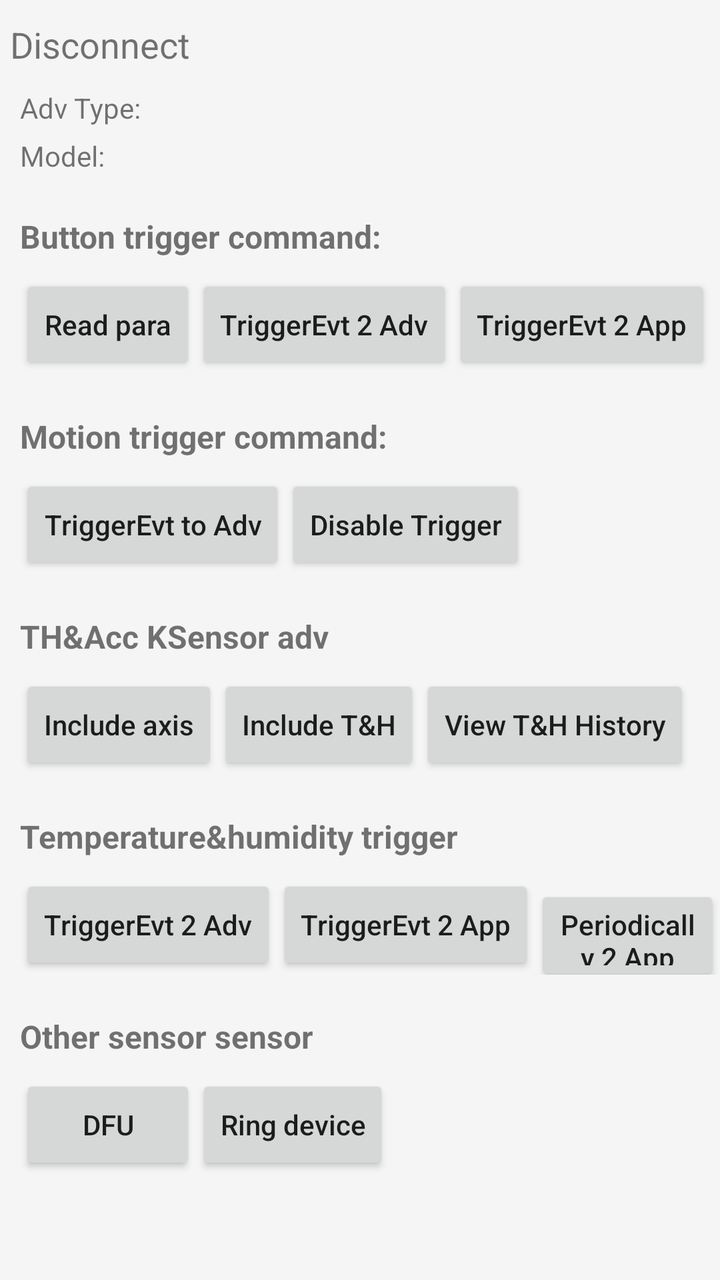
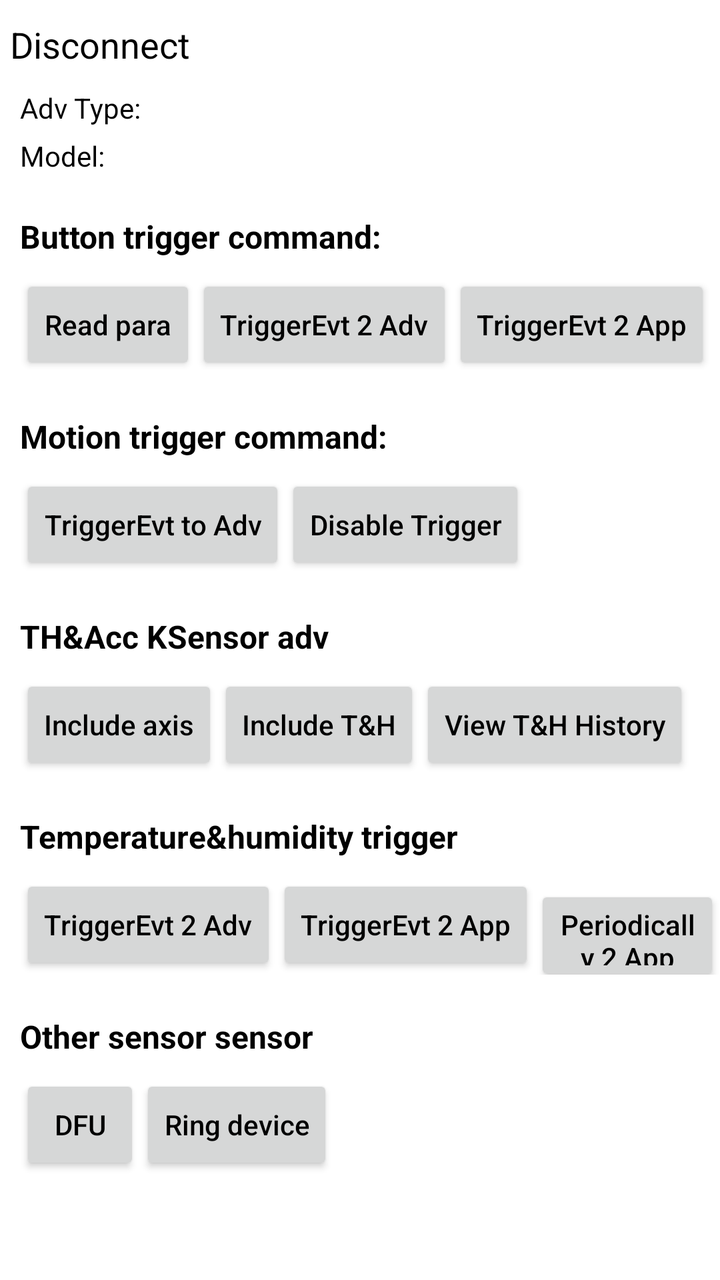

Before-and-after screenshots of an Android layout around one commit, followed by the original layout XML and the change that was made.
<!-- AndroidManifest.xml: application theme IosTheme -->
<!-- res/layout/device_pannel.xml -->
<LinearLayout xmlns:android="http://schemas.android.com/apk/res/android"
    xmlns:tools="http://schemas.android.com/tools"
    android:layout_width="match_parent"
    android:layout_height="match_parent"
    android:orientation="vertical"
    android:fitsSystemWindows="true">


    <TextView
        android:id="@+id/connection_states"
        android:layout_width="wrap_content"
        android:layout_height="wrap_content"
        android:layout_marginLeft="5dp"
        android:layout_marginTop="10dp"
        android:text="@string/disconnected"
        android:textSize="18sp" />


    <ScrollView
        android:layout_width="match_parent"
        android:layout_height="wrap_content">
        <LinearLayout
            android:id="@+id/beaconConnSetting"
            android:layout_width="match_parent"
            android:layout_height="wrap_content"
            android:layout_marginLeft="10dp"
            android:orientation="vertical">

            <LinearLayout
                android:layout_width="match_parent"
                android:layout_height="wrap_content"
                android:layout_marginTop="10dp"
                android:orientation="vertical"
                android:visibility="visible">


                <LinearLayout
                    android:layout_width="match_parent"
                    android:layout_height="wrap_content"
                    android:orientation="horizontal">

                    <TextView
                        android:layout_width="wrap_content"
                        android:layout_height="wrap_content"
                        android:text="@string/BEACON_ADV_TYPE" />

                    <TextView
                        android:id="@+id/beaconAdvType"
                        android:layout_width="wrap_content"
                        android:layout_height="wrap_content" />

                </LinearLayout>


                <LinearLayout
                    android:layout_width="match_parent"
                    android:layout_height="wrap_content"
                    android:layout_marginTop="5dp"
                    android:orientation="horizontal">

                    <TextView
                        android:layout_width="wrap_content"
                        android:layout_height="wrap_content"
                        android:text="@string/BEACON_MODEL_TYPE" />

                    <TextView
                        android:id="@+id/beaconModle"
                        android:layout_width="wrap_content"
                        android:layout_height="wrap_content" />

                </LinearLayout>

            </LinearLayout>






            <TextView
                android:layout_width="match_parent"
                android:layout_height="30dp"
                android:layout_marginTop="20dp"
                android:text="@string/button_trigger_command"
                android:textSize="16sp"
                android:textStyle="bold" />

            <LinearLayout
                android:layout_width="fill_parent"
                android:layout_height="wrap_content"
                android:layout_marginTop="0dp"
                android:gravity="left"
                android:orientation="horizontal"
                android:weightSum="1.0">


                <Button
                    android:id="@+id/readBtnTriggerPara"
                    android:layout_width="wrap_content"
                    android:layout_height="50dp"
                    android:text="@string/read_btn_trigger"
                    android:textAllCaps="false" />

                <Button
                    android:id="@+id/enableBtnAdvTrigger"
                    android:layout_width="wrap_content"
                    android:layout_height="50dp"
                    android:text="@string/enable_btn_trigger_to_adv"
                    android:textAllCaps="false" />

                <Button
                    android:id="@+id/enableBtnAppTrigger"
                    android:layout_width="wrap_content"
                    android:layout_height="50dp"
                    android:text="@string/enable_btn_trigger_to_app"
                    android:textAllCaps="false" />

            </LinearLayout>

            <TextView
                android:layout_width="match_parent"
                android:layout_height="30dp"
                android:layout_marginTop="20dp"
                android:text="@string/motion_sensor_command"
                android:textSize="16sp"
                android:textStyle="bold" />


            <LinearLayout
                android:layout_width="fill_parent"
                android:layout_height="wrap_content"
                android:layout_marginTop="0dp"
                android:gravity="left"
                android:orientation="horizontal"
                android:weightSum="1.0">



                <Button
                    android:id="@+id/enableAccTrigger"
                    android:layout_width="wrap_content"
                    android:layout_height="50dp"
                    android:text="@string/ENABLE_MOTION_TRIGGER"
                    android:textAllCaps="false" />

                <Button
                    android:id="@+id/disableAccAppTrigger"
                    android:layout_width="wrap_content"
                    android:layout_height="50dp"
                    android:text="@string/disable_motion_trigger"
                    android:textAllCaps="false" />



            </LinearLayout>

            <TextView
                android:layout_width="match_parent"
                android:layout_height="30dp"
                android:layout_marginTop="20dp"
                android:text="@string/temp_humidity_sensor_command"
                android:textSize="16sp"
                android:textStyle="bold" />


            <LinearLayout
                android:layout_width="fill_parent"
                android:layout_height="wrap_content"
                android:layout_marginTop="0dp"
                android:gravity="left"
                android:orientation="horizontal"
                android:weightSum="1.0">

                <Button
                    android:id="@+id/enableAccAdvertisement"
                    android:layout_width="wrap_content"
                    android:layout_height="50dp"
                    android:text="@string/ENABLE_AXIS_ADVERTISEMENT"
                    android:textAllCaps="false" />

                <Button
                    android:id="@+id/enableTHAdvertisement"
                    android:layout_width="wrap_content"
                    android:layout_height="50dp"
                    android:text="@string/ENABLE_HT_ADVERTISEMENT"
                    android:textAllCaps="false" />


                <Button
                    android:id="@+id/viewTHDataHistory"
                    android:layout_width="wrap_content"
                    android:layout_height="50dp"
                    android:text="@string/VIEW_TEMP_HUMIDITY_HISTORY"
                    android:textAllCaps="false" />

            </LinearLayout>


            <TextView
                android:layout_width="match_parent"
                android:layout_height="30dp"
                android:layout_marginTop="20dp"
                android:text="@string/temp_humidity_sensor_trigger"
                android:textSize="16sp"
                android:textStyle="bold" />

            <LinearLayout
                android:layout_width="fill_parent"
                android:layout_height="wrap_content"
                android:layout_marginTop="0dp"
                android:gravity="left"
                android:orientation="horizontal"
                android:weightSum="1.0">

                <Button
                    android:id="@+id/enableTHChangeTriggerEvtRpt2Adv"
                    android:layout_width="wrap_content"
                    android:layout_height="50dp"
                    android:text="@string/enable_th_trigger_adv"
                    android:textAllCaps="false" />


                <Button
                    android:id="@+id/enableTHChangeTriggerEvtRpt2App"
                    android:layout_width="wrap_content"
                    android:layout_height="50dp"
                    android:text="@string/enable_th_change_report"
                    android:textAllCaps="false" />
                <Button
                    android:id="@+id/enablePeriodicallyTHDataToApp"
                    android:layout_width="wrap_content"
                    android:layout_height="50dp"
                    android:text="@string/enable_th_periodically_report"
                    android:textAllCaps="false" />


            </LinearLayout>


            <TextView
                android:layout_width="match_parent"
                android:layout_height="30dp"
                android:layout_marginTop="20dp"
                android:text="@string/other_sensor_command"
                android:textSize="16sp"
                android:textStyle="bold" />


            <LinearLayout
                android:layout_width="fill_parent"
                android:layout_height="wrap_content"
                android:layout_marginTop="0dp"
                android:gravity="left"
                android:orientation="horizontal"
                android:weightSum="1.0">


                <Button
                    android:id="@+id/dfuDevice"
                    android:layout_width="wrap_content"
                    android:layout_height="50dp"
                    android:text="@string/kb_dfu_device" />


                <Button
                    android:id="@+id/ringDevice"
                    android:layout_width="wrap_content"
                    android:layout_height="50dp"
                    android:text="@string/ring_device_btn_title"
                    android:textAllCaps="false" />


            </LinearLayout>


        </LinearLayout>
    </ScrollView>
</LinearLayout>
<!-- resources referenced by this layout -->
<resources>
  <string name="BEACON_ADV_TYPE">Adv Type:</string>
  <string name="BEACON_MODEL_TYPE">Model:</string>
  <string name="ENABLE_AXIS_ADVERTISEMENT">Include axis</string>
  <string name="ENABLE_HT_ADVERTISEMENT">Include T&amp;H</string>
  <string name="ENABLE_MOTION_TRIGGER">TriggerEvt to Adv</string>
  <string name="VIEW_TEMP_HUMIDITY_HISTORY">View T&amp;H History</string>
  <string name="button_trigger_command">Button trigger command:</string>
  <string name="disable_motion_trigger">Disable Trigger</string>
  <string name="disconnected">Disconnect</string>
  <string name="enable_btn_trigger_to_adv">TriggerEvt 2 Adv</string>
  <string name="enable_btn_trigger_to_app">TriggerEvt 2 App</string>
  <string name="enable_th_change_report">TriggerEvt 2 App</string>
  <string name="enable_th_periodically_report">Periodically 2 App</string>
  <string name="enable_th_trigger_adv">TriggerEvt 2 Adv</string>
  <string name="kb_dfu_device">Dfu</string>
  <string name="motion_sensor_command">Motion trigger command:</string>
  <string name="other_sensor_command">Other sensor sensor</string>
  <string name="read_btn_trigger">Read para</string>
  <string name="ring_device_btn_title">Ring device</string>
  <string name="temp_humidity_sensor_command">TH&amp;Acc KSensor adv</string>
  <string name="temp_humidity_sensor_trigger">Temperature&amp;humidity trigger</string>
  <style name="IosTheme" parent="Theme.AppCompat.Light">
          <item name="colorPrimary">?android:attr/colorButtonNormal</item>
          <item name="colorPrimaryDark">@color/colorPrimaryDark</item>
          <item name="colorAccent">@color/colorAccent</item>
          <item name="android:windowTranslucentStatus">false</item>
          <item name="android:actionBarStyle">@style/WhiteActionbarStyle</item>
          <item name="android:windowBackground">@color/background_color</item>
      </style>
  <color name="colorPrimaryDark">#303F9F</color>
  <color name="colorAccent">#FF4081</color>
  <style name="WhiteActionbarStyle" parent="Widget.AppCompat.Light.ActionBar">
          <item name="background">@android:color/transparent</item>
          <item name="backgroundStacked">@android:color/transparent</item>
          <item name="titleTextStyle">@style/WhiteTextStyle</item>
      </style>
  <color name="background_color">#f5f5f5</color>
  <style name="WhiteTextStyle">
          <item name="android:textColor">@color/black</item>
      </style>
  <color name="black">#000000</color>
</resources>

<!-- the commit's change to res/layout/device_pannel.xml (unified diff, before → after) -->
@@ -2,8 +2,8 @@
     xmlns:tools="http://schemas.android.com/tools"
     android:layout_width="match_parent"
     android:layout_height="match_parent"
-    android:orientation="vertical"
-    android:fitsSystemWindows="true">
+    android:background="@color/white"
+    android:orientation="vertical">
 
 
     <TextView
@@ -18,7 +18,7 @@
 
     <ScrollView
         android:layout_width="match_parent"
-        android:layout_height="wrap_content">
+        android:layout_height="match_parent">
         <LinearLayout
             android:id="@+id/beaconConnSetting"
             android:layout_width="match_parent"
@@ -257,7 +257,7 @@
 
                 <Button
                     android:id="@+id/dfuDevice"
-                    android:layout_width="wrap_content"
+                    android:layout_width="60dp"
                     android:layout_height="50dp"
                     android:text="@string/kb_dfu_device" />
 
<!-- resource entries referenced after the edit -->
@@ -1,5 +1,6 @@
 <!-- resources referenced by this layout -->
 <resources>
+  <color name="white">#ffffff</color>
   <string name="BEACON_ADV_TYPE">Adv Type:</string>
   <string name="BEACON_MODEL_TYPE">Model:</string>
   <string name="ENABLE_AXIS_ADVERTISEMENT">Include axis</string>
@@ -22,21 +23,31 @@
   <string name="temp_humidity_sensor_command">TH&amp;Acc KSensor adv</string>
   <string name="temp_humidity_sensor_trigger">Temperature&amp;humidity trigger</string>
   <style name="IosTheme" parent="Theme.AppCompat.Light">
-          <item name="colorPrimary">?android:attr/colorButtonNormal</item>
-          <item name="colorPrimaryDark">@color/colorPrimaryDark</item>
+          <item name="colorPrimary">@color/colorPrimary</item>
+          <item name="android:statusBarColor">@color/colorPrimary</item>
           <item name="colorAccent">@color/colorAccent</item>
+          <item name="android:textColorPrimary">@color/black</item>
+          <item name="android:windowBackground">@color/colorPrimary</item>
+  
+          <item name="android:editTextColor">@color/black</item>
+  
+          <item name="android:textColor">@color/black</item>
+          <item name="android:textColorSecondary">@color/black</item>
+  
+          <item name="android:textColorPrimaryDisableOnly">@color/black</item>
+  
+          <item name="android:colorControlNormal">@color/black</item>
+          <item name="android:colorControlActivated">@color/black</item>
           <item name="android:windowTranslucentStatus">false</item>
           <item name="android:actionBarStyle">@style/WhiteActionbarStyle</item>
-          <item name="android:windowBackground">@color/background_color</item>
       </style>
-  <color name="colorPrimaryDark">#303F9F</color>
+  <color name="colorPrimary">#008b8b</color>
   <color name="colorAccent">#FF4081</color>
   <style name="WhiteActionbarStyle" parent="Widget.AppCompat.Light.ActionBar">
           <item name="background">@android:color/transparent</item>
           <item name="backgroundStacked">@android:color/transparent</item>
           <item name="titleTextStyle">@style/WhiteTextStyle</item>
       </style>
-  <color name="background_color">#f5f5f5</color>
   <style name="WhiteTextStyle">
           <item name="android:textColor">@color/black</item>
       </style>
